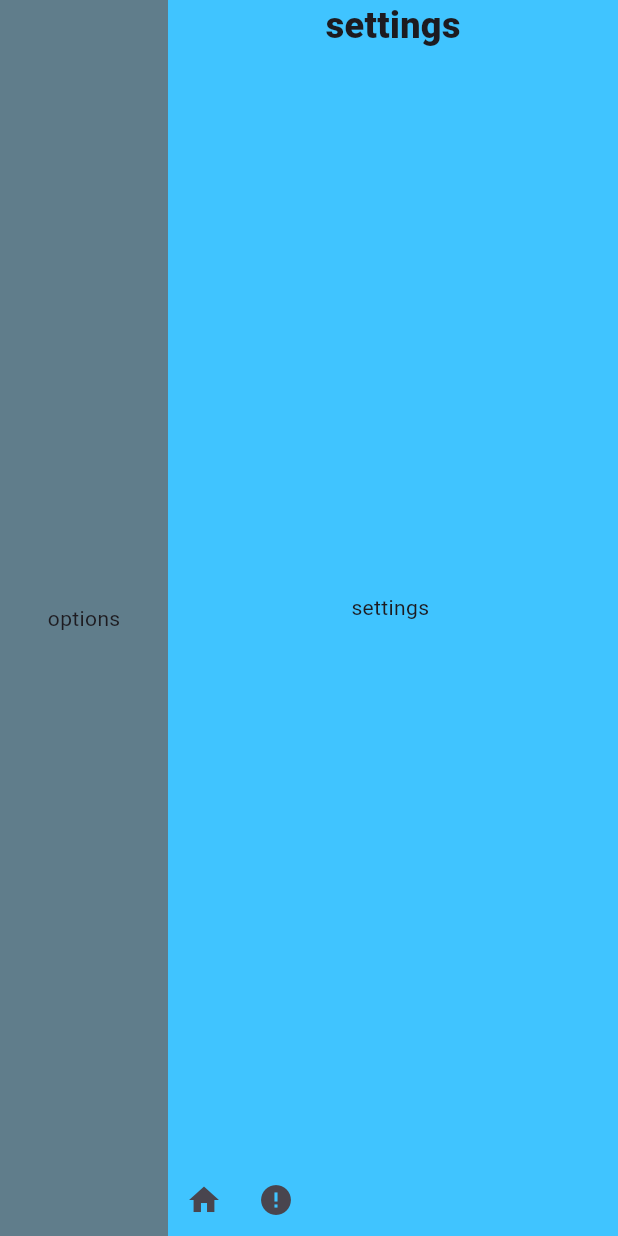
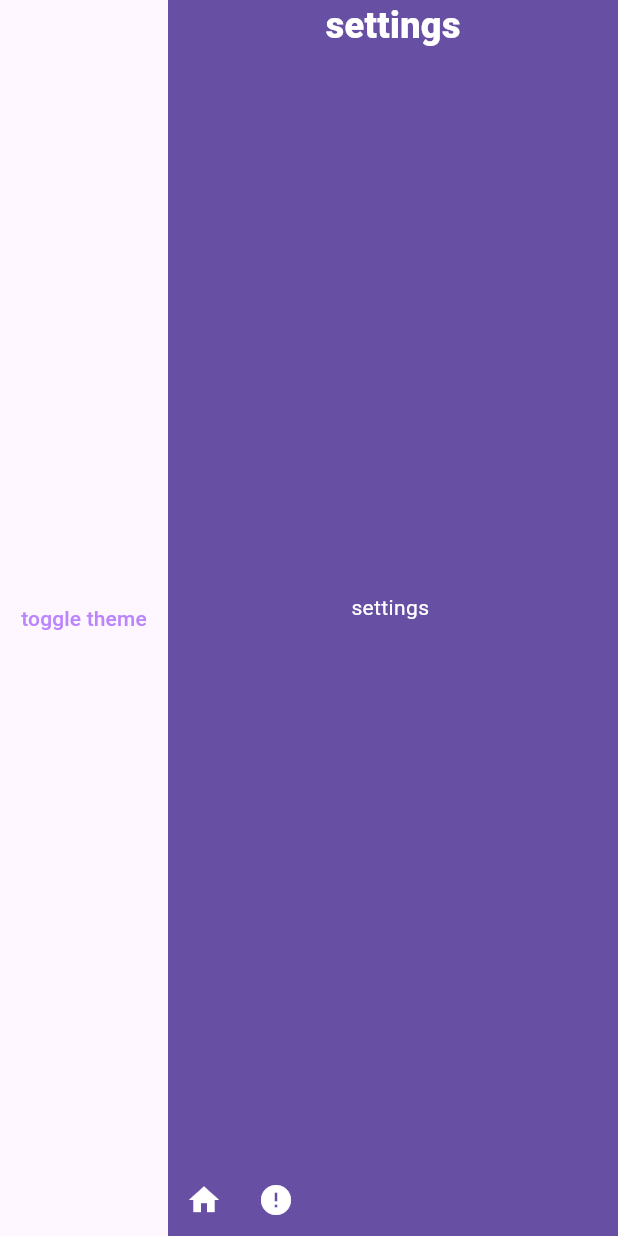
Before and after one commit to amanisStuff/donotimagine, a Flutter app: the screen it shows after launch, after a tap on the "settings" icon, on a phone screen of 412 x 824 dp. Run offline on Flutter 3.47's test engine with Material 3 defaults, Android fonts, the phone set to English and light mode, and no system bars; our stand-ins replace shared_preferences.

Commit message:
ad settings page

```diff
--- a/lib/UI layer/components/settings/settings_page.dart
+++ b/lib/UI layer/components/settings/settings_page.dart
@@ -1,11 +1,23 @@
 import 'package:donotimagine/UI%20layer/viewmodels/global_view_modal.dart';
+import 'package:donotimagine/UI%20layer/viewmodels/theme_settings_view_model.dart';
 import 'package:flutter/material.dart';
 import 'package:flutter/src/widgets/framework.dart';
+import 'package:provider/provider.dart';
 
 class SettingsPage implements AppPage {
   @override
   // TODO: implement main
-  Widget get main => Center(child: Text("options"));
+  Widget get main => Consumer<ThemeSettingsViewModel>(
+    builder:
+        (BuildContext context, ThemeSettingsViewModel value, Widget? child) {
+          return Center(
+            child: TextButton(
+              onPressed: () => value.toggleTheme(),
+              child: Text("toggle theme"),
+            ),
+          );
+        },
+  );
 
   @override
   // TODO: implement sidebar
--- a/lib/data layer/models/theme_settings_model.dart
+++ b/lib/data layer/models/theme_settings_model.dart
@@ -1,11 +1,17 @@
 import 'package:donotimagine/data%20layer/models/settings_model.dart';
 import 'package:flutter/material.dart';
 
-mixin ThemeSettingsModel implements SettingModel {
+mixin class ThemeSettingsModel implements SettingModel {
   int _fontSize = 16;
   ThemeMode _themeMode = ThemeMode.dark;
   int get fontSize => _fontSize;
   ThemeMode get themeMode => _themeMode;
+  static ThemeSettingsModel? _instance;
+  factory ThemeSettingsModel() {
+    _instance ??= ThemeSettingsModel._internal();
+    return _instance!;
+  }
+  ThemeSettingsModel._internal();
   @override
   bool set({int? fontSize, ThemeMode? themeMode}) {
     bool aValueWasModified = false;
--- a/lib/data layer/services/settings_service.dart
+++ b/lib/data layer/services/settings_service.dart
@@ -1 +1,26 @@
-class SettingsService {}
+import 'package:donotimagine/data%20layer/models/theme_settings_model.dart';
+import 'package:flutter/material.dart';
+import 'package:shared_preferences/shared_preferences.dart';
+
+class SettingsService with ThemeSettingsMixin {}
+
+mixin ThemeSettingsMixin {
+  Future<void> saveThemeSettings() async {
+    final prefs = await SharedPreferences.getInstance();
+    await prefs.setBool(
+      'theme_setting_dark',
+      ThemeSettingsModel().themeMode == ThemeMode.dark,
+    );
+    await prefs.setInt('theme_setting_dark', ThemeSettingsModel().fontSize);
+  }
+
+  Future<void> loadThemeSettings() async {
+    final prefs = await SharedPreferences.getInstance();
+    final isDarkTheme = prefs.getBool('theme_setting_dark') ?? false;
+    final fontSize = prefs.getInt('theme_setting_dark') ?? 16;
+    ThemeSettingsModel().set(
+      fontSize: fontSize,
+      themeMode: isDarkTheme ? ThemeMode.dark : ThemeMode.light,
+    );
+  }
+}
--- a/lib/main.dart
+++ b/lib/main.dart
@@ -1,4 +1,5 @@
 import 'package:donotimagine/UI%20layer/viewmodels/global_view_modal.dart';
+import 'package:donotimagine/UI%20layer/viewmodels/theme_settings_view_model.dart';
 import 'package:flutter/material.dart';
 import 'package:provider/provider.dart';
 
@@ -7,6 +8,7 @@ void main() {
     MultiProvider(
       providers: [
         ChangeNotifierProvider(create: (context) => GlobalViewModal()),
+        ChangeNotifierProvider(create: (context) => ThemeSettingsViewModel()),
       ],
       child: MyApp(),
     ),
@@ -20,23 +22,27 @@ class MyApp extends StatelessWidget {
   @override
   Widget build(BuildContext context) {
     GlobalViewModal globalViewModal = Provider.of<GlobalViewModal>(context);
+    ThemeSettingsViewModel themeSettingsViewModel =
+        Provider.of<ThemeSettingsViewModel>(context);
     return MaterialApp(
       title: 'Flutter Demo',
-      theme: ThemeData(colorScheme: .fromSeed(seedColor: Colors.deepPurple)),
+      themeMode: themeSettingsViewModel.themeMode,
+      theme: ThemeData.from(colorScheme: ColorScheme.light()),
+      darkTheme: ThemeData.from(colorScheme: ColorScheme.dark()),
       home: Scaffold(
         body: Row(
           children: [
             // main
             Expanded(
               child: Container(
-                color: Colors.blueGrey,
+                color: Theme.of(context).canvasColor,
                 child: globalViewModal.page.main,
               ),
             ),
             // side
             Container(
               width: 300,
-              color: Colors.lightBlueAccent,
+              color: Theme.of(context).primaryColor,
               child: Column(
                 children: [
                   Text(
--- a/pubspec.yaml
+++ b/pubspec.yaml
@@ -36,6 +36,7 @@ dependencies:
   cupertino_icons: ^1.0.8
   provider: ^6.1.5+1
   hive: ^2.2.3
+  shared_preferences: ^2.5.5
 
 dev_dependencies:
   flutter_test:
```
Also changed, not shown: lib/UI layer/viewmodels/theme_settings_view_model.dart (+11 -5 lines), pubspec.lock, 1 other file.
